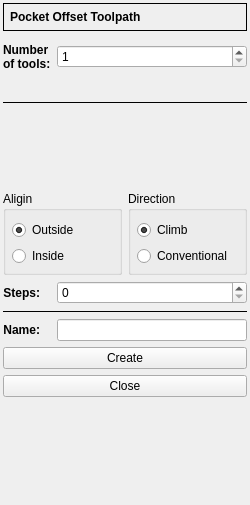
Old version of the form G2G/forms/pocketoffsetform.ui in the repository XRay3D/GERBER_X3.
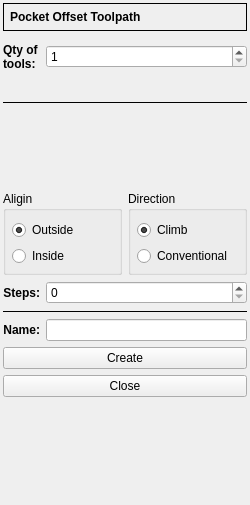
New version of the form. Icons and pictures are not drawn. Custom widgets are drawn as their Qt base class.

```diff
--- a/G2G/forms/pocketoffsetform.ui
+++ b/G2G/forms/pocketoffsetform.ui
@@ -326,8 +326,8 @@
       </font>
      </property>
      <property name="text">
-      <string>Number
-of tools:</string>
+      <string>Qty of
+tools:</string>
      </property>
     </widget>
    </item>
```
